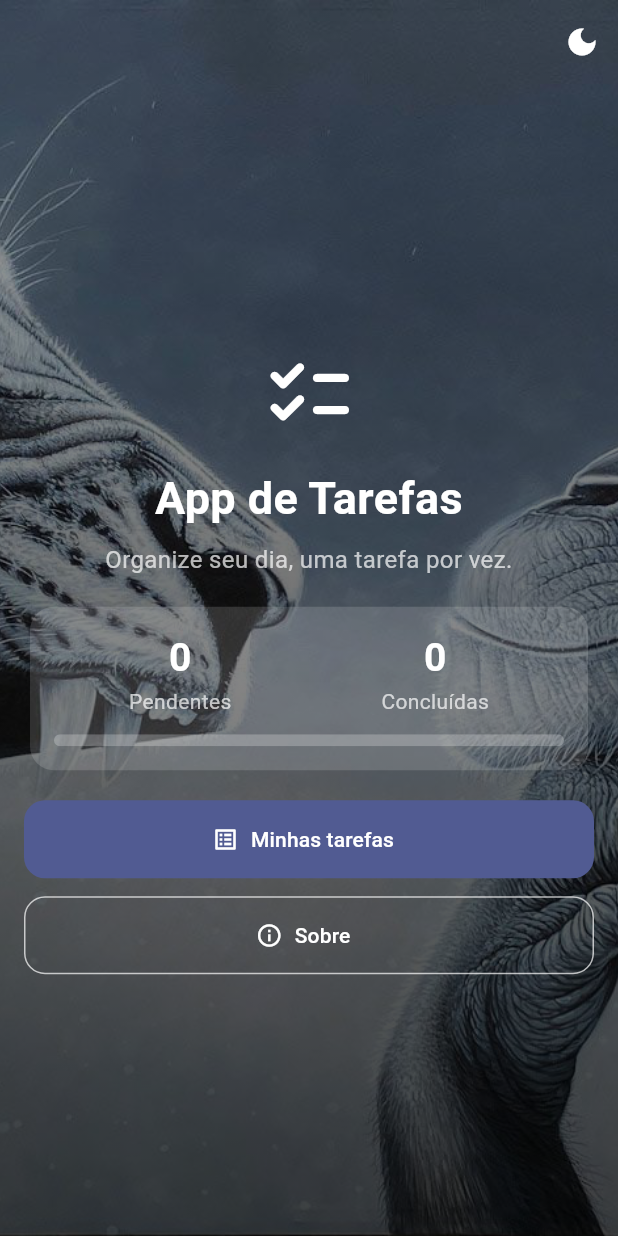
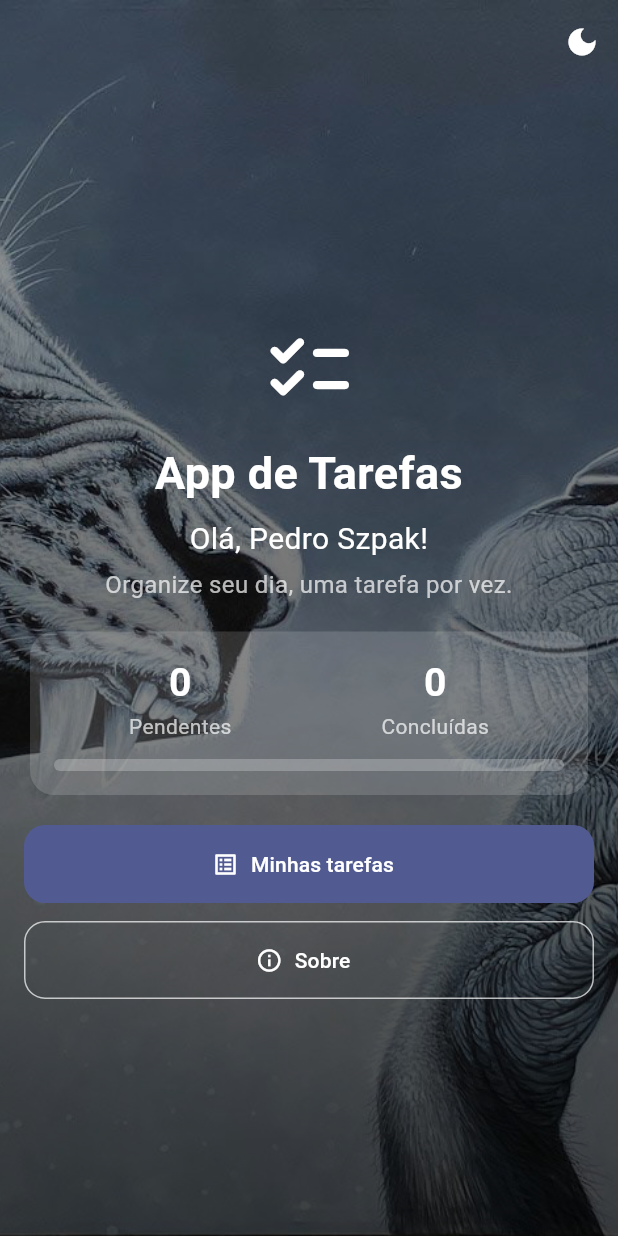
Before and after one commit to PeSzpak/flutter-class, a Flutter app: the screen it shows after launch, on a phone screen of 412 x 824 dp. Run offline on Flutter 3.47's test engine with Material 3 defaults, Android fonts, the phone set to English and light mode, and no system bars.

Commit message:
Mostra o nome do usuario na tela inicial do Tarefas V2

```diff
--- a/thirdproject/lib/main.dart
+++ b/thirdproject/lib/main.dart
@@ -160,6 +160,12 @@ class InicioTela extends StatelessWidget {
                       ),
                       const SizedBox(height: 8),
                       const Text(
+                        'Olá, ${SobreTela.nomeAluno}!',
+                        textAlign: TextAlign.center,
+                        style: TextStyle(fontSize: 20, color: Colors.white),
+                      ),
+                      const SizedBox(height: 4),
+                      const Text(
                         'Organize seu dia, uma tarefa por vez.',
                         textAlign: TextAlign.center,
                         style: TextStyle(fontSize: 16, color: Colors.white70),
```
Also changed, not shown: 1 other file.
